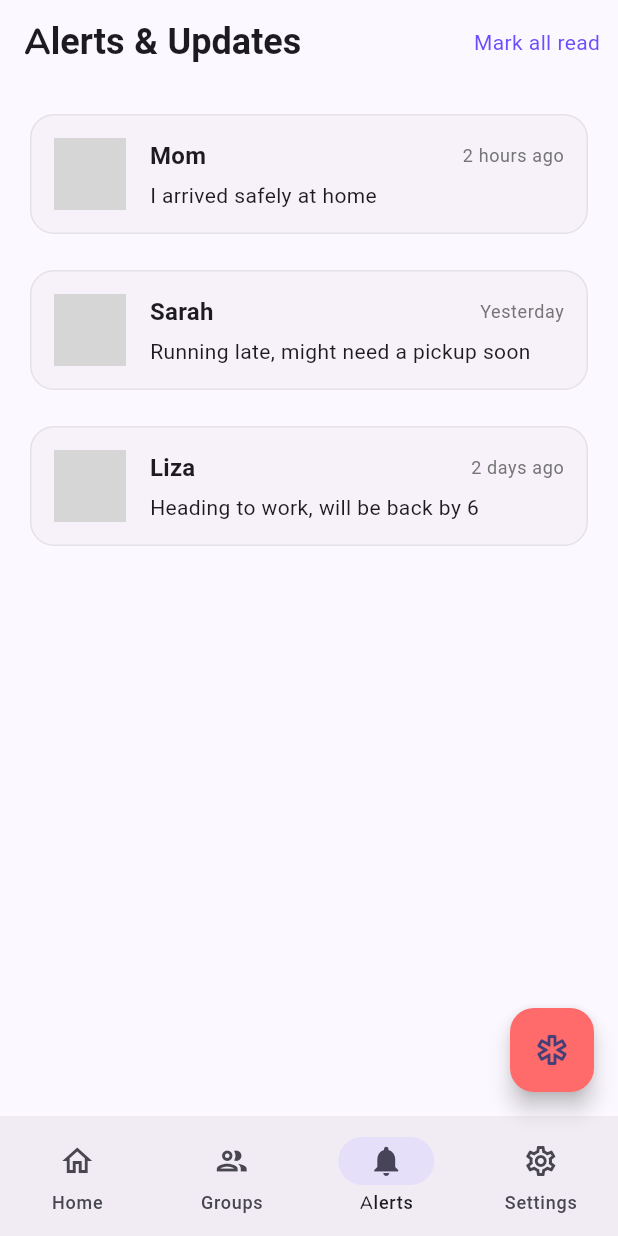
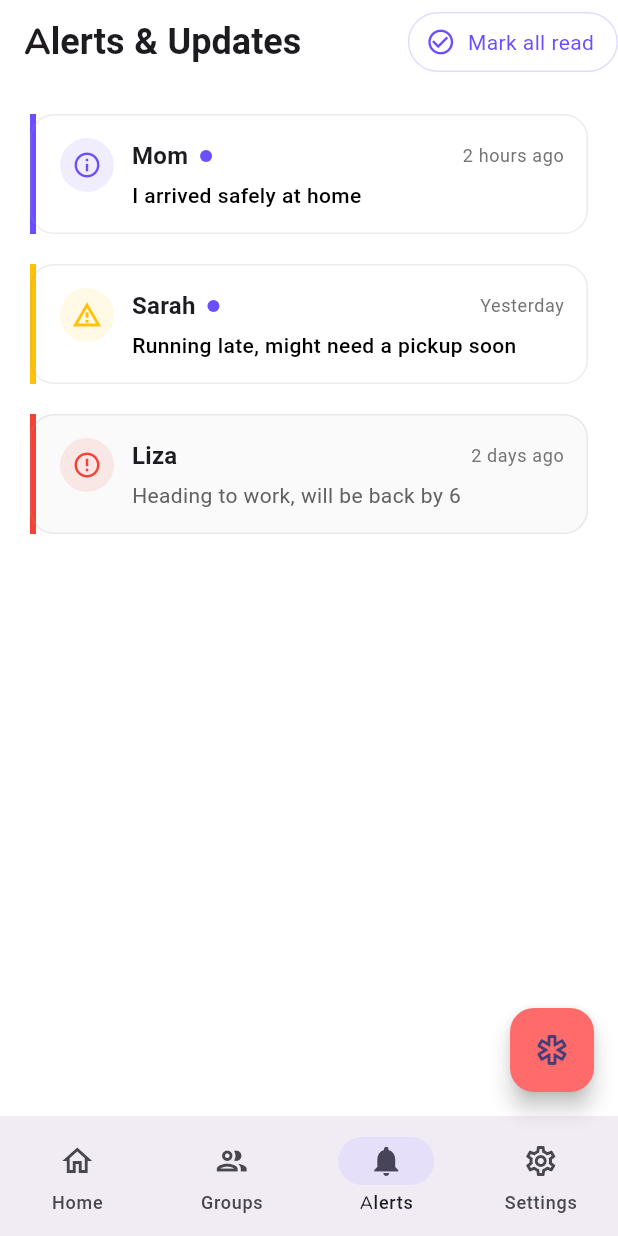
Before and after one commit to easily-mistaken/Kavach, a Flutter app: the screen it shows after launch, item 3 of the bottom bar chosen, after a tap on "Mark all read", on a phone screen of 412 x 824 dp. Run offline on Flutter 3.47's test engine with Material 3 defaults, Android fonts, the phone set to English and light mode, and no system bars; our stand-ins replace google_fonts, google_maps_flutter; network calls fail; grey boxes are pictures that could not be loaded.

Commit message:
Alert screen and Groups screen

```diff
--- a/lib/main.dart
+++ b/lib/main.dart
@@ -1,7 +1,6 @@
 import 'package:flutter/material.dart';
 import 'package:google_maps_flutter/google_maps_flutter.dart';
 import 'package:google_fonts/google_fonts.dart';
-import 'package:flutter_svg/flutter_svg.dart';
 
 void main() {
   runApp(const AvelaApp());
@@ -20,7 +19,7 @@ class AvelaApp extends StatelessWidget {
           seedColor: const Color(0xFF6B4EFF),
           primary: const Color(0xFF6B4EFF),
           secondary: const Color(0xFFFF6B6B),
-          background: Colors.white,
+          surface: Colors.white,
         ),
         textTheme: GoogleFonts.nunitoTextTheme(),
         useMaterial3: true,
@@ -41,23 +40,29 @@ class _MainScreenState extends State<MainScreen> {
   int _selectedIndex = 0;
   late GoogleMapController mapController;
   final LatLng _center = const LatLng(37.42796133580664, -122.085749655962);
-  final Set<Marker> _markers = {
-    const Marker(
-      markerId: MarkerId('user'),
-      position: LatLng(37.42796133580664, -122.085749655962),
+  late Set<Marker> _markers;
+
+  @override
+  void initState() {
+    super.initState();
+    _markers = {
+      Marker(
+        markerId: const MarkerId('user'),
+        position: const LatLng(37.42796133580664, -122.085749655962),
         icon: BitmapDescriptor.defaultMarkerWithHue(BitmapDescriptor.hueViolet),
       ),
-    const Marker(
-      markerId: MarkerId('mom'),
-      position: LatLng(37.42896133580664, -122.084749655962),
+      Marker(
+        markerId: const MarkerId('mom'),
+        position: const LatLng(37.42896133580664, -122.084749655962),
         icon: BitmapDescriptor.defaultMarkerWithHue(BitmapDescriptor.hueRose),
       ),
-    const Marker(
-      markerId: MarkerId('sarah'),
-      position: LatLng(37.42696133580664, -122.086749655962),
+      Marker(
+        markerId: const MarkerId('sarah'),
+        position: const LatLng(37.42696133580664, -122.086749655962),
         icon: BitmapDescriptor.defaultMarkerWithHue(BitmapDescriptor.hueRose),
       ),
     };
+  }
 
   void _onMapCreated(GoogleMapController controller) {
     mapController = controller;
@@ -89,7 +94,10 @@ class _MainScreenState extends State<MainScreen> {
                 left: 20,
                 right: 20,
                 child: Container(
-                  padding: const EdgeInsets.symmetric(horizontal: 16, vertical: 8),
+                  padding: const EdgeInsets.symmetric(
+                    horizontal: 16,
+                    vertical: 8,
+                  ),
                   decoration: BoxDecoration(
                     color: Colors.white,
                     borderRadius: BorderRadius.circular(30),
@@ -105,7 +113,9 @@ class _MainScreenState extends State<MainScreen> {
                     children: [
                       const CircleAvatar(
                         radius: 20,
-                        backgroundImage: NetworkImage('https://i.pravatar.cc/150?img=1'),
+                        backgroundImage: NetworkImage(
+                          'https://i.pravatar.cc/150?img=1',
+                        ),
                       ),
                       const SizedBox(width: 12),
                       Expanded(
@@ -114,15 +124,13 @@ class _MainScreenState extends State<MainScreen> {
                           children: [
                             Text(
                               'Welcome back, Sarah',
-                              style: Theme.of(context).textTheme.titleMedium?.copyWith(
-                                fontWeight: FontWeight.bold,
-                              ),
+                              style: Theme.of(context).textTheme.titleMedium
+                                  ?.copyWith(fontWeight: FontWeight.bold),
                             ),
                             Text(
                               'Your family is safe',
-                              style: Theme.of(context).textTheme.bodySmall?.copyWith(
-                                color: Colors.grey[600],
-                              ),
+                              style: Theme.of(context).textTheme.bodySmall
+                                  ?.copyWith(color: Colors.grey[600]),
                             ),
                           ],
                         ),
@@ -195,9 +203,9 @@ class GroupsScreen extends StatelessWidget {
       appBar: AppBar(
         title: Text(
           'Your Circles',
-          style: Theme.of(context).textTheme.headlineSmall?.copyWith(
-            fontWeight: FontWeight.bold,
-          ),
+          style: Theme.of(
+            context,
+          ).textTheme.headlineSmall?.copyWith(fontWeight: FontWeight.bold),
         ),
         actions: [
           IconButton(
@@ -213,31 +221,22 @@ class GroupsScreen extends StatelessWidget {
         children: [
           _GroupCard(
             name: 'Family',
-            activeMembers: 2,
-            members: ['M', 'D', 'S'],
+            members: 4,
             imageUrl: 'https://i.pravatar.cc/150?img=2',
           ),
           const SizedBox(height: 16),
           _GroupCard(
-            name: 'Friends',
-            activeMembers: 2,
-            members: ['E', 'S', 'M', 'J'],
+            name: 'Close Friends',
+            members: 3,
             imageUrl: 'https://i.pravatar.cc/150?img=3',
           ),
           const SizedBox(height: 16),
           _GroupCard(
-            name: 'Roommates',
-            activeMembers: 1,
-            members: ['L', 'T'],
+            name: 'Work Team',
+            members: 5,
             imageUrl: 'https://i.pravatar.cc/150?img=4',
           ),
         ],
-      ),
-      floatingActionButton: FloatingActionButton(
-        onPressed: () {
-          // Navigate to create group screen
-        },
-        child: const Icon(Icons.add),
       ),
     );
   }
@@ -245,13 +244,11 @@ class GroupsScreen extends StatelessWidget {
 
 class _GroupCard extends StatelessWidget {
   final String name;
-  final int activeMembers;
-  final List<String> members;
+  final int members;
   final String imageUrl;
 
   const _GroupCard({
     required this.name,
-    required this.activeMembers,
     required this.members,
     required this.imageUrl,
   });
@@ -262,62 +259,30 @@ class _GroupCard extends StatelessWidget {
       elevation: 0,
       shape: RoundedRectangleBorder(
         borderRadius: BorderRadius.circular(16),
-        side: BorderSide(
-          color: Colors.grey.withOpacity(0.2),
+        side: BorderSide(color: Colors.grey.withOpacity(0.2)),
       ),
-      ),
-      child: Padding(
-        padding: const EdgeInsets.all(16),
-        child: Column(
-          crossAxisAlignment: CrossAxisAlignment.start,
-          children: [
-            Row(
-              children: [
-                CircleAvatar(
+      child: ListTile(
+        contentPadding: const EdgeInsets.all(16),
+        leading: CircleAvatar(
           radius: 30,
           backgroundImage: NetworkImage(imageUrl),
         ),
-                const SizedBox(width: 16),
-                Expanded(
-                  child: Column(
-                    crossAxisAlignment: CrossAxisAlignment.start,
-                    children: [
-                      Text(
+        title: Text(
           name,
-                        style: Theme.of(context).textTheme.titleMedium?.copyWith(
-                          fontWeight: FontWeight.bold,
+          style: Theme.of(
+            context,
+          ).textTheme.titleMedium?.copyWith(fontWeight: FontWeight.bold),
         ),
+        subtitle: Text(
+          '$members members',
+          style: Theme.of(
+            context,
+          ).textTheme.bodyMedium?.copyWith(color: Colors.grey[600]),
         ),
-                      Text(
-                        '$activeMembers active',
-                        style: Theme.of(context).textTheme.bodyMedium?.copyWith(
-                          color: Colors.grey[600],
-                        ),
-                      ),
-                    ],
-                  ),
-                ),
-                const Icon(Icons.chevron_right),
-              ],
-            ),
-            const SizedBox(height: 16),
-            Wrap(
-              spacing: 8,
-              runSpacing: 8,
-              children: members.map((member) => CircleAvatar(
-                radius: 16,
-                backgroundColor: Theme.of(context).colorScheme.primary.withOpacity(0.1),
-                child: Text(
-                  member,
-                  style: Theme.of(context).textTheme.bodyMedium?.copyWith(
-                    color: Theme.of(context).colorScheme.primary,
-                    fontWeight: FontWeight.bold,
-                  ),
-                ),
-              )).toList(),
-            ),
-          ],
-        ),
+        trailing: const Icon(Icons.chevron_right),
+        onTap: () {
+          // Navigate to group details
+        },
       ),
     );
   }
@@ -332,17 +297,26 @@ class AlertsScreen extends StatelessWidget {
       appBar: AppBar(
         title: Text(
           'Alerts & Updates',
-          style: Theme.of(context).textTheme.headlineSmall?.copyWith(
-            fontWeight: FontWeight.bold,
-          ),
+          style: Theme.of(
+            context,
+          ).textTheme.headlineSmall?.copyWith(fontWeight: FontWeight.bold),
         ),
         actions: [
-          TextButton(
+          TextButton.icon(
             onPressed: () {},
-            child: Text(
+            icon: const Icon(Icons.check_circle_outline, size: 20),
+            label: Text(
               'Mark all read',
               style: Theme.of(context).textTheme.bodyMedium?.copyWith(
                 color: Theme.of(context).colorScheme.primary,
+              ),
+            ),
+            style: TextButton.styleFrom(
+              shape: RoundedRectangleBorder(
+                borderRadius: BorderRadius.circular(20),
+                side: BorderSide(
+                  color: Theme.of(context).colorScheme.primary.withOpacity(0.2),
+                ),
               ),
             ),
           ),
@@ -352,24 +326,27 @@ class AlertsScreen extends StatelessWidget {
         padding: const EdgeInsets.all(16),
         children: [
           _AlertItem(
-            name: 'Mom',
+            type: 'info',
+            from: 'Mom',
             time: '2 hours ago',
             message: 'I arrived safely at home',
-            avatarUrl: 'https://i.pravatar.cc/150?img=5',
+            isRead: false,
           ),
-          const SizedBox(height: 16),
+          const SizedBox(height: 12),
           _AlertItem(
-            name: 'Sarah',
+            type: 'warning',
+            from: 'Sarah',
             time: 'Yesterday',
             message: 'Running late, might need a pickup soon',
-            avatarUrl: 'https://i.pravatar.cc/150?img=6',
+            isRead: false,
           ),
-          const SizedBox(height: 16),
+          const SizedBox(height: 12),
           _AlertItem(
-            name: 'Liza',
+            type: 'emergency',
+            from: 'Liza',
             time: '2 days ago',
             message: 'Heading to work, will be back by 6',
-            avatarUrl: 'https://i.pravatar.cc/150?img=7',
+            isRead: true,
           ),
         ],
       ),
@@ -378,38 +355,73 @@ class AlertsScreen extends StatelessWidget {
 }
 
 class _AlertItem extends StatelessWidget {
-  final String name;
+  final String type;
+  final String from;
   final String time;
   final String message;
-  final String avatarUrl;
+  final bool isRead;
 
   const _AlertItem({
-    required this.name,
+    required this.type,
+    required this.from,
     required this.time,
     required this.message,
-    required this.avatarUrl,
+    required this.isRead,
   });
 
   @override
   Widget build(BuildContext context) {
+    Color borderColor;
+    Color iconColor;
+    IconData icon;
+
+    switch (type) {
+      case 'info':
+        borderColor = Theme.of(context).colorScheme.primary;
+        iconColor = Theme.of(context).colorScheme.primary;
+        icon = Icons.info_outline;
+        break;
+      case 'warning':
+        borderColor = Colors.amber;
+        iconColor = Colors.amber;
+        icon = Icons.warning_amber_outlined;
+        break;
+      case 'emergency':
+        borderColor = Colors.red;
+        iconColor = Colors.red;
+        icon = Icons.error_outline;
+        break;
+      default:
+        borderColor = Theme.of(context).colorScheme.primary;
+        iconColor = Theme.of(context).colorScheme.primary;
+        icon = Icons.info_outline;
+    }
+
     return Card(
       elevation: 0,
       shape: RoundedRectangleBorder(
         borderRadius: BorderRadius.circular(16),
-        side: BorderSide(
-          color: Colors.grey.withOpacity(0.2),
+        side: BorderSide(color: Colors.grey.withOpacity(0.2)),
       ),
+      color: isRead ? Colors.grey[50] : Colors.white,
+      child: Container(
+        decoration: BoxDecoration(
+          border: Border(left: BorderSide(color: borderColor, width: 4)),
         ),
         child: Padding(
           padding: const EdgeInsets.all(16),
           child: Row(
             crossAxisAlignment: CrossAxisAlignment.start,
             children: [
-            CircleAvatar(
-              radius: 24,
-              backgroundImage: NetworkImage(avatarUrl),
+              Container(
+                padding: const EdgeInsets.all(8),
+                decoration: BoxDecoration(
+                  color: iconColor.withOpacity(0.1),
+                  shape: BoxShape.circle,
                 ),
-            const SizedBox(width: 16),
+                child: Icon(icon, color: iconColor, size: 20),
+              ),
+              const SizedBox(width: 12),
               Expanded(
                 child: Column(
                   crossAxisAlignment: CrossAxisAlignment.start,
@@ -417,29 +429,47 @@ class _AlertItem extends StatelessWidget {
                     Row(
                       mainAxisAlignment: MainAxisAlignment.spaceBetween,
                       children: [
+                        Row(
+                          children: [
                             Text(
-                        name,
-                        style: Theme.of(context).textTheme.titleMedium?.copyWith(
-                          fontWeight: FontWeight.bold,
+                              from,
+                              style: Theme.of(context).textTheme.titleMedium
+                                  ?.copyWith(fontWeight: FontWeight.bold),
                             ),
+                            if (!isRead) ...[
+                              const SizedBox(width: 8),
+                              Container(
+                                width: 8,
+                                height: 8,
+                                decoration: BoxDecoration(
+                                  color: Theme.of(context).colorScheme.primary,
+                                  shape: BoxShape.circle,
+                                ),
+                              ),
+                            ],
+                          ],
                         ),
                         Text(
                           time,
-                        style: Theme.of(context).textTheme.bodySmall?.copyWith(
-                          color: Colors.grey[600],
-                        ),
+                          style: Theme.of(context).textTheme.bodySmall
+                              ?.copyWith(color: Colors.grey[600]),
                         ),
                       ],
                     ),
                     const SizedBox(height: 4),
                     Text(
                       message,
-                    style: Theme.of(context).textTheme.bodyMedium,
+                      style: Theme.of(context).textTheme.bodyMedium?.copyWith(
+                        fontWeight:
+                            isRead ? FontWeight.normal : FontWeight.w500,
+                        color: isRead ? Colors.grey[700] : Colors.black,
+                      ),
                     ),
                   ],
                 ),
               ),
             ],
+          ),
         ),
       ),
     );
@@ -455,9 +485,9 @@ class SettingsScreen extends StatelessWidget {
       appBar: AppBar(
         title: Text(
           'Settings',
-          style: Theme.of(context).textTheme.headlineSmall?.copyWith(
-            fontWeight: FontWeight.bold,
-          ),
+          style: Theme.of(
+            context,
+          ).textTheme.headlineSmall?.copyWith(fontWeight: FontWeight.bold),
         ),
       ),
       body: ListView(
@@ -483,11 +513,7 @@ class SettingsScreen extends StatelessWidget {
             title: 'Help & Support',
             onTap: () {},
           ),
-          _SettingsTile(
-            icon: Icons.info_outline,
-            title: 'About',
-            onTap: () {},
-          ),
+          _SettingsTile(icon: Icons.info_outline, title: 'About', onTap: () {}),
         ],
       ),
     );
@@ -511,9 +537,7 @@ class _SettingsTile extends StatelessWidget {
       elevation: 0,
       shape: RoundedRectangleBorder(
         borderRadius: BorderRadius.circular(12),
-        side: BorderSide(
-          color: Colors.grey.withOpacity(0.2),
-        ),
+        side: BorderSide(color: Colors.grey.withOpacity(0.2)),
       ),
       child: ListTile(
         leading: Icon(icon),
```
Lines whose indentation alone changed are shown as unchanged.
